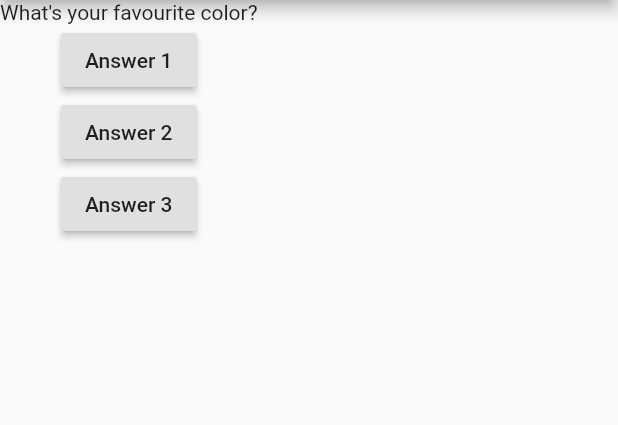
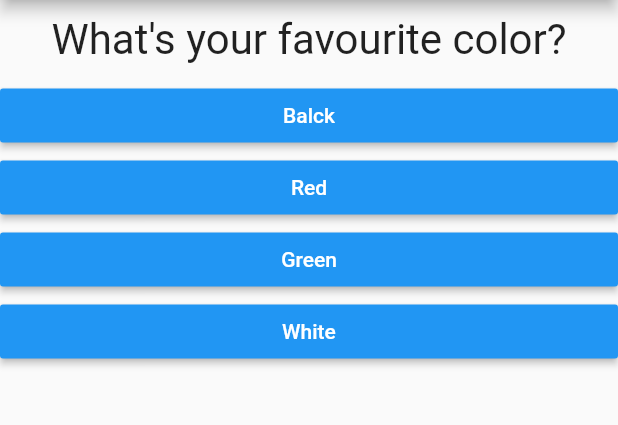
Before and after one commit to GeorgeYZJ/FlutterStudy, a Flutter app: the screen it shows after launch, on a phone screen of 412 x 824 dp, the part 84-509 px from its top. Run offline on Flutter 3.47's test engine with Material 2 defaults, Android fonts, the phone set to English and light mode, and no system bars.

Commit message:
course 47

```diff
--- /dev/null
+++ b/lib/answer.dart
@@ -0,0 +1,20 @@
+import 'package:flutter/material.dart';
+
+class Answer extends StatelessWidget {
+  final Function selectHandler;
+  final String answerText;
+  Answer(this.selectHandler, this.answerText);
+
+  @override
+  Widget build(BuildContext context) {
+    return Container(
+      width: double.infinity,
+      child: RaisedButton(
+        color: Colors.blue,
+        textColor: Colors.white,
+        child: Text(answerText),
+        onPressed: selectHandler,
+      ),
+    );
+  }
+}
--- a/lib/main.dart
+++ b/lib/main.dart
@@ -1,5 +1,7 @@
 import 'package:flutter/material.dart';
 import 'package:flutter/rendering.dart';
+import './question.dart';
+import './answer.dart';
 
 //void main() {
 //  runApp(MyApp());
@@ -11,15 +13,15 @@ class MyApp extends StatefulWidget {
   @override
   State<StatefulWidget> createState() {
     // TODO: implement createState
-    return MyAppState();
+    return _MyAppState();
   }
 }
 
-class MyAppState extends State<MyApp> {
-  var questionIndex = 0;
-  void answerQuestion() {
+class _MyAppState extends State<MyApp> {
+  var _questionIndex = 0;
+  void _answerQuestion() {
     setState(() {
-      questionIndex = questionIndex + 1;
+      _questionIndex = _questionIndex + 1;
     });
     print('Anwser chosen!');
   }
@@ -27,8 +29,15 @@ class MyAppState extends State<MyApp> {
   @override
   Widget build(BuildContext context) {
     var questions = [
-      'What\'s your favourite color?',
-      'What\'s your favourite animal?',
+      {'questionText':'What\'s your favourite color?',
+      'answers': ['Balck','Red','Green','White'],
+      },
+      {'questionText':'What\'s your favourite animal?',
+      'answers': ['Rabbit','snake','Elephant','Lion'],
+      },
+      {'questionText':'Who\'s  your favorite instructor?',
+      'answers': ['Max','snake','Max','Lion'],
+      },
     ];
     return MaterialApp(
       home: Scaffold(
@@ -36,25 +45,13 @@ class MyAppState extends State<MyApp> {
             title: Text('My First App'),
           ),
           body: Column(
-            children: <Widget>[
-              Text(
-                questions[questionIndex],
+            children: [
+              Question(
+                questions[_questionIndex]['questionText'],
               ),
-              RaisedButton(
-                child: Text('Answer 1'),
-                onPressed: answerQuestion,
-              ),
-              RaisedButton(
-                child: Text('Answer 2'),
-                onPressed: () => print('Answer 2 chosen!'),
-              ),
-              RaisedButton(
-                child: Text('Answer 3'),
-                onPressed: () {
-                  //....
-                  print('Answer 3 chosen!');
-                },
-              ),
+              ...(questions[_questionIndex]['answers']as List<String>).map((answer){
+                return Answer(_answerQuestion, answer);
+              }).toList()
             ],
           )),
     );
--- /dev/null
+++ b/lib/question.dart
@@ -0,0 +1,20 @@
+import 'package:flutter/material.dart';
+
+class Question extends StatelessWidget {
+  final String questionText;
+
+  Question(this.questionText);
+
+  @override
+  Widget build(BuildContext context) {
+    return Container(
+      width: double.infinity,
+      margin: EdgeInsets.all(10),
+      child: Text(
+        questionText,
+        style: TextStyle(fontSize: 28),
+        textAlign: TextAlign.center,
+      ),
+    );
+  }
+}
```
